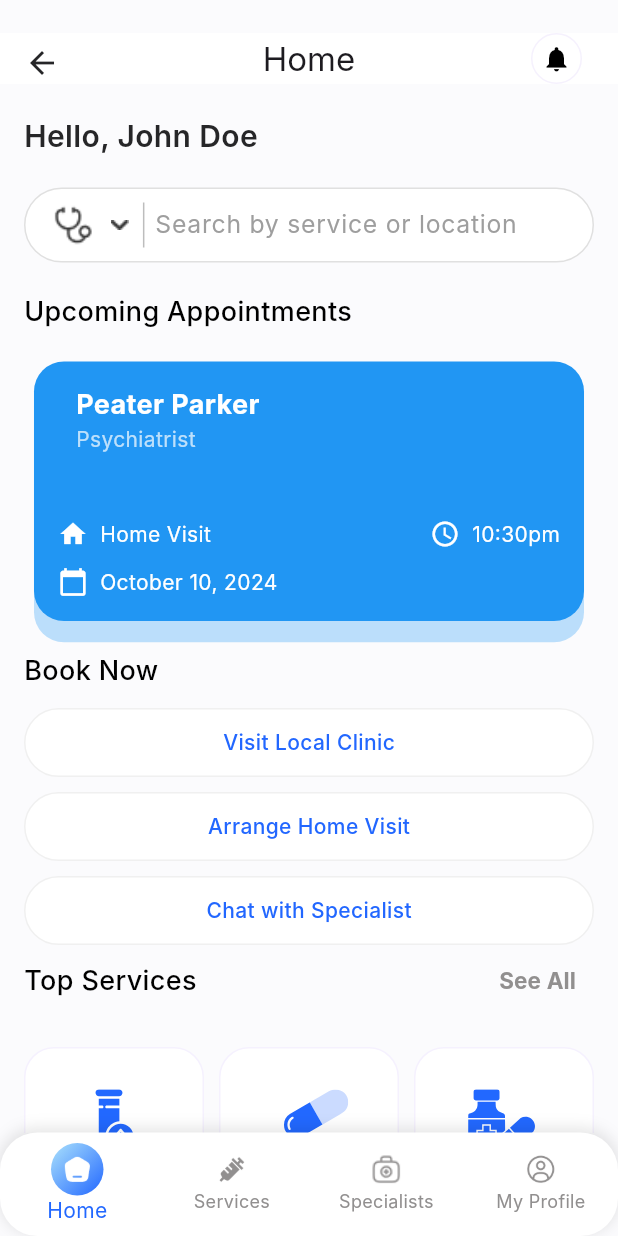
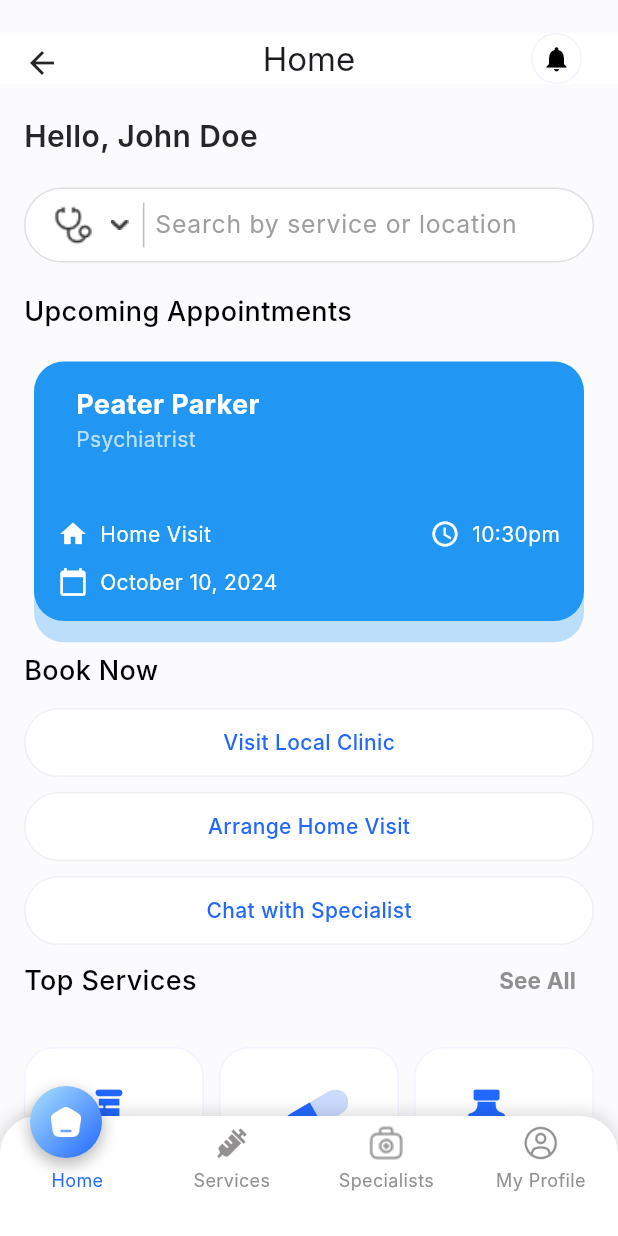
Before and after one commit to MustuBharmal/DocBookingApp, a Flutter app: the NavigationScreen screen opened by its route, on a phone screen of 412 x 824 dp. Run offline on Flutter 3.47's test engine with Material 3 defaults, Android fonts, the phone set to English and light mode, and no system bars; our stand-ins replace country_picker, flutter_svg, get, get_storage, google_fonts, image_picker and 1 more; accounts and stored records are empty; network calls fail; Roboto replaces fonts that are missing (Inter); project files that could hold a hidden picture were left out.

Commit message:
navbar changed

```diff
--- a/lib/global/constant_values.dart
+++ b/lib/global/constant_values.dart
@@ -1,13 +1,18 @@
 import 'package:doc_booking_app/global/images.dart';
+import 'package:flutter/material.dart';
 import 'package:get/get.dart';
 
+import '../presentations/home/view/home_screen.dart';
 import '../presentations/profile/view/about_us_screen.dart';
 import '../presentations/profile/view/contact_us_screen.dart';
 import '../presentations/profile/view/faq_screen.dart';
 import '../presentations/profile/view/how_to_be_partner_screen.dart';
 import '../presentations/profile/view/payment_management_screen.dart';
 import '../presentations/profile/view/prescription_screen.dart';
+import '../presentations/profile/view/profile_screen.dart';
 import '../presentations/profile/view/user_info_screen.dart';
+import '../presentations/services/view/service_screen.dart';
+import '../presentations/specialist/view/specialist_screen.dart';
 import 'constant_string.dart';
 
 class ConstantValue {
@@ -74,7 +79,14 @@ class ConstantValue {
     AppImage.specialistIcon6,
     AppImage.specialistIcon3,
   ];
+  static final List<Widget> pages = const [
+    HomeScreen(),
+    ServiceScreen(),
+    SpecialistScreen(),
+    ProfileScreen(),
+  ];
 
   static double height = Get.height;
   static double width = Get.width;
+
 }
--- a/lib/presentations/home/view/navigation_screen.dart
+++ b/lib/presentations/home/view/navigation_screen.dart
@@ -1,14 +1,14 @@
+import 'package:doc_booking_app/global/constant_values.dart';
+import 'package:flutter/material.dart';
+import 'package:get/get.dart';
+import '../../../global/app_color.dart';
+import '../../../global/images.dart';
+import '../../../widgets/custom_app_bar.dart';
+import '../controller/home_controller.dart';
 import 'package:doc_booking_app/presentations/home/view/home_screen.dart';
 import 'package:doc_booking_app/presentations/profile/view/profile_screen.dart';
 import 'package:doc_booking_app/presentations/services/view/service_screen.dart';
 import 'package:doc_booking_app/presentations/specialist/view/specialist_screen.dart';
-import 'package:flutter/material.dart';
-import 'package:get/get.dart';
-
-import '../../../global/app_color.dart';
-import '../../../global/images.dart';
-import '../../../widgets/custom_app_bar.dart';
-import '../controller/home_controller.dart';
 
 class NavigationScreen extends GetView<HomeController> {
   const NavigationScreen({super.key});
@@ -23,53 +23,86 @@ class NavigationScreen extends GetView<HomeController> {
         appBar: CustomAppBar(
           title: controller.appBarTitle[controller.selectedIndex.value],
           back: false,
-
         ),
         body: AnimatedSwitcher(
           duration: const Duration(milliseconds: 500),
           switchInCurve: Curves.easeIn,
           switchOutCurve: Curves.easeOut,
-          transitionBuilder: (Widget child, Animation<double> animation) {
-            return FadeTransition(
-              opacity: animation,
-              child: child,
-            );
-          },
           child: KeyedSubtree(
             key: ValueKey<int>(controller.selectedIndex.value),
-            child: pages[controller.selectedIndex.value],
+            child: ConstantValue.pages[controller.selectedIndex.value],
           ),
         ),
         bottomNavigationBar: Container(
-          decoration: BoxDecoration(
-            borderRadius: BorderRadius.circular(25),
-            color: AppColors.white,
+          height: 80,
+          decoration: const BoxDecoration(
+            color: Colors.white,
+            borderRadius: BorderRadius.only(
+              topLeft: Radius.circular(25),
+              topRight: Radius.circular(25),
+            ),
             boxShadow: [
               BoxShadow(
-                color: Colors.black.withOpacity(0.1),
+                color: Colors.black12,
                 blurRadius: 8,
                 spreadRadius: 1,
-                offset: const Offset(0, -2),
+                offset: Offset(0, -2),
               ),
             ],
           ),
-          child: BottomNavigationBar(
+          child: Stack(
+            clipBehavior: Clip.none,
+            children: [
+              Positioned(
+                top: -20,
+                left: (MediaQuery.of(context).size.width / 4) * controller.selectedIndex.value + 20,
+                child: _buildActiveButton(),
+              ),
+              BottomNavigationBar(
                 elevation: 0,
+                selectedFontSize: 12,
+                unselectedFontSize: 12,
                 selectedItemColor: AppColors.primary,
                 unselectedItemColor: AppColors.grey,
                 type: BottomNavigationBarType.fixed,
                 backgroundColor: Colors.transparent,
-            items: List.generate(pages.length, (index) {
-              final bool isSelected = controller.selectedIndex.value == index;
+                items: List.generate(ConstantValue.pages.length, (index) {
                   return BottomNavigationBarItem(
-                icon: Center(
-                  child: Stack(
-                    alignment: Alignment.center,
+                    icon: Column(
+                      mainAxisSize: MainAxisSize.min,
                       children: [
-                      if (isSelected)
-                        Container(
-                          width: 35,
-                          height: 35,
+                        _buildNavIcon(index),
+                        const SizedBox(height: 4),
+                        Text(
+                          _getLabel(index),
+                          style: TextStyle(
+                            fontSize: 12,
+                            color: controller.selectedIndex.value == index
+                                ? AppColors.primary
+                                : AppColors.grey,
+                          ),
+                        ),
+                      ],
+                    ),
+                    label: '',
+                  );
+                }),
+                currentIndex: controller.selectedIndex.value,
+                onTap: (index) {
+                  controller.selectedIndex.value = index;
+                },
+              ),
+            ],
+          ),
+        ),
+      ),
+    );
+  }
+
+  Widget _buildActiveButton() {
+    return Container(
+      width: 48,
+      height: 48,
       decoration: const BoxDecoration(
         shape: BoxShape.circle,
         gradient: LinearGradient(
@@ -77,31 +110,36 @@ class NavigationScreen extends GetView<HomeController> {
           begin: Alignment.topLeft,
           end: Alignment.bottomRight,
         ),
-                          ),
-                        ),
-                      Image.asset(
-                        _getIconPath(index),
-                        width: 20,
-                        height: 20,
-                        color: isSelected ? Colors.white : AppColors.grey,
+        boxShadow: [
+          BoxShadow(
+            color: Colors.black26,
+            blurRadius: 8,
+            spreadRadius: 1,
+            offset: Offset(0, 4),
           ),
         ],
       ),
-                ),
-                label: _getLabel(index),
-              );
-            }),
-            currentIndex: controller.selectedIndex.value,
-            onTap: (index) {
-              controller.selectedIndex.value = index;
-            },
-          ),
+      child: Center(
+        child: Image.asset(
+          _getIconPath(controller.selectedIndex.value),
+          width: 24,
+          height: 24,
+          color: Colors.white,
         ),
       ),
     );
   }
 
-  final List<Widget> pages = const [HomeScreen(), ServiceScreen(), SpecialistScreen(), ProfileScreen()];
+  Widget _buildNavIcon(int index) {
+    return Image.asset(
+      _getIconPath(index),
+      width: 24,
+      height: 24,
+      color: controller.selectedIndex.value == index ? Colors.transparent : AppColors.grey,
+    );
+  }
+
+
 
   String _getIconPath(int index) {
     switch (index) {
```
Lines whose indentation alone changed are shown as unchanged.
